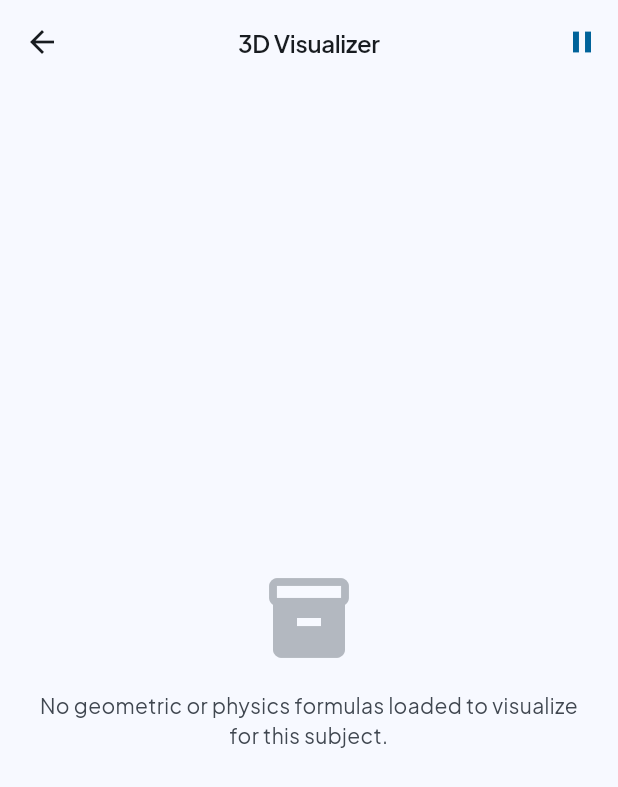
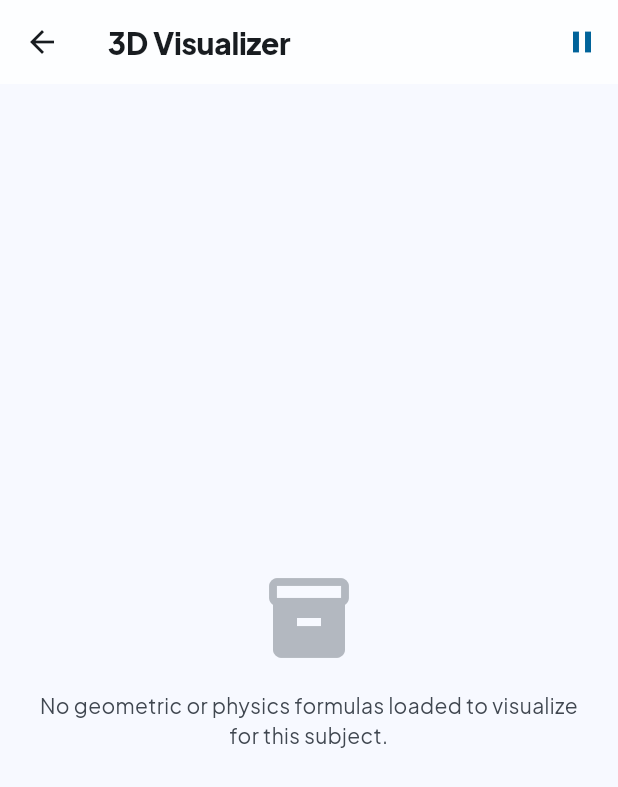
Before and after one commit to uumair327/formula_scholar, a Flutter app: the Visualizer3DPage screen opened directly, on a phone screen of 412 x 824 dp. Shown: the top 787 px of the screen. Run offline on Flutter 3.47's test engine with Material 3 defaults, Android fonts, the phone set to English and light mode, and no system bars; our stand-ins replace cached_network_image, carousel_slider, cloud_firestore, connectivity_plus, equatable, firebase_analytics and 18 more; missing offline and left inert: dart:ui_web, flutter_math_fork, universal_html; accounts and stored records are empty; generated files the repository leaves out were written again; project files that could hold a hidden picture were left out.

Commit message:
refactor(theme): update AppBar to use GlassAppBar and improve transparency handling

```diff
--- a/lib/core/theme/app_theme.dart
+++ b/lib/core/theme/app_theme.dart
@@ -276,8 +276,9 @@ abstract final class AppTheme {
   static AppBarTheme _buildAppBarTheme({required Color bg, required Color fg}) {
     return AppBarTheme(
       backgroundColor: bg.withValues(alpha: AppDimensions.opacityHigh),
+      surfaceTintColor: Colors.transparent,
       elevation: AppDimensions.elevationNone,
-      scrolledUnderElevation: AppDimensions.elevationSM,
+      scrolledUnderElevation: 0,
       centerTitle: false,
       titleTextStyle: AppTextStyles.headlineSmall.copyWith(color: fg),
     );
--- a/lib/features/chapters/presentation/pages/visualizer_3d_page.dart
+++ b/lib/features/chapters/presentation/pages/visualizer_3d_page.dart
@@ -61,14 +61,8 @@ class _Visualizer3DPageState extends State<Visualizer3DPage>
 
     return Scaffold(
       backgroundColor: colorScheme.surface,
-      appBar: AppBar(
-        title: Text(
-          context.l10n.visualizer3d,
-          style: AppTextStyles.titleMedium.copyWith(
-            color: colorScheme.onSurface,
-          ),
-        ),
-        centerTitle: true,
+      appBar: GlassAppBar(
+        title: context.l10n.visualizer3d,
         actions: [
           IconButton(
             icon: Icon(
--- a/lib/features/comparison/presentation/pages/comparison_page.dart
+++ b/lib/features/comparison/presentation/pages/comparison_page.dart
@@ -15,9 +15,8 @@ class ComparisonPage extends StatelessWidget {
   @override
   Widget build(BuildContext context) {
     return Scaffold(
-      appBar: AppBar(
-        title: const Text('Formula Comparison'),
-        centerTitle: true,
+      appBar: GlassAppBar(
+        title: 'Formula Comparison',
         actions: [
           IconButton(
             onPressed: () => context.read<ComparisonCubit>().swap(),
```
Also changed, not shown: lib/shared/widgets/glass_app_bar.dart (+17 -30 lines).
